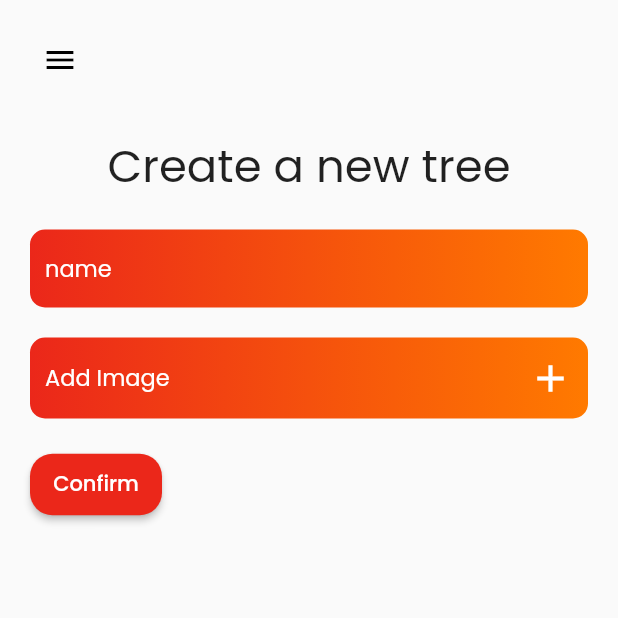
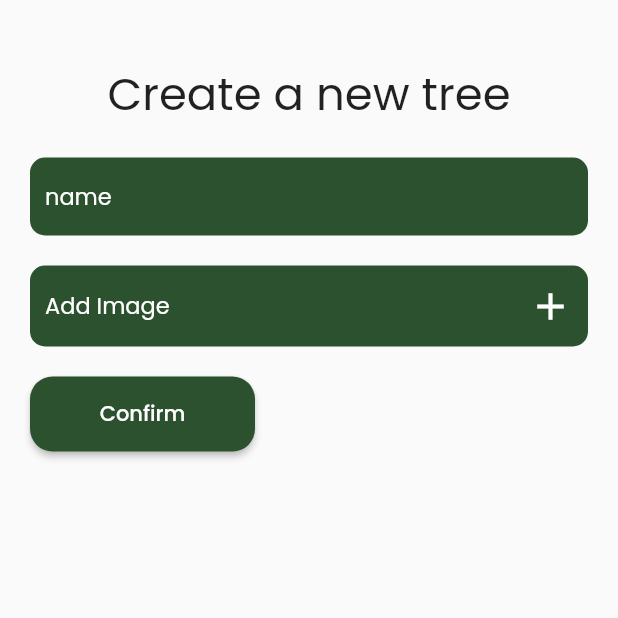
Before and after one commit to shrutigupta5555/treebee, a Flutter app: the NewTree screen opened directly, on a phone screen of 412 x 824 dp, the top half of it. Run offline on Flutter 3.47's test engine with Material 2 defaults, Android fonts, the phone set to English and light mode, and no system bars; our stand-ins replace cloud_firestore, firebase_auth, firebase_core, geolocator, google_fonts, google_maps_flutter and 1 more; missing offline and left inert: image_picker_platform_interface; accounts and stored records are empty; generated files the repository leaves out were written again; network calls fail.

Commit message:
complete app

```diff
--- a/lib/screens/check_map.dart
+++ b/lib/screens/check_map.dart
@@ -35,7 +35,7 @@ class MapSampleState extends State<MapSample> {
       // body: GoogleMap(
       //   mapType: MapType.hybrid,
       //   initialCameraPosition: _kGooglePlex,
-      //   onMapCreated: (GoogleMapController controller) {
+      //   onMapCreated: (GoogleMapController controller)
       //     _controller.complete(controller);
       //   },
       // ),
--- a/lib/screens/new_tree.dart
+++ b/lib/screens/new_tree.dart
@@ -1,3 +1,5 @@
+import 'dart:math';
+
 import 'package:flutter/material.dart';
 import 'package:geolocator/geolocator.dart';
 import 'package:google_fonts/google_fonts.dart';
@@ -86,6 +88,8 @@ class _NewTreeState extends State<NewTree> {
   }
 
   void addTree() {
+    var x = String.fromCharCodes(
+        List.generate(8, (index) => Random().nextInt(33) + 89));
     // Call the user's CollectionReference to add a new user
     _getCurrentPosition().then((value) {
       final data = {
@@ -93,9 +97,11 @@ class _NewTreeState extends State<NewTree> {
         "lat": _currentPosition?.latitude,
         "long": _currentPosition?.longitude,
         "created_by": FirebaseAuth.instance.currentUser?.email,
-        "status": 0
+        "status": 0,
+        "id": x,
       };
-      trees.add(data).then((value) {
+
+      trees.doc(x).set(data).then((value) {
         Navigator.push(
             context, MaterialPageRoute(builder: ((context) => Home())));
       }).catchError((error) => print("Failed to add user: $error"));
@@ -142,16 +148,7 @@ class _NewTreeState extends State<NewTree> {
               padding: EdgeInsets.symmetric(vertical: 20, horizontal: 20),
               child: Row(
                 mainAxisAlignment: MainAxisAlignment.spaceBetween,
-                children: <Widget>[
-                  IconButton(
-                    icon: Icon(Icons.menu_outlined),
-                    alignment: Alignment.topLeft,
-                    color: Colors.black,
-                    onPressed: () {
-                      drawer();
-                    },
-                  ),
-                ],
+                children: <Widget>[],
               ),
             ),
             Column(
@@ -170,14 +167,7 @@ class _NewTreeState extends State<NewTree> {
                           margin: EdgeInsets.only(bottom: 20),
                           decoration: BoxDecoration(
                             borderRadius: BorderRadius.circular(10),
-                            color: Color.fromRGBO(25, 29, 49, 1),
-                            gradient: LinearGradient(
-                              begin: Alignment.centerLeft,
-                              colors: <Color>[
-                                Color(0xffEB271A),
-                                Color(0xffFF7A00),
-                              ],
-                            ),
+                            color: Color.fromARGB(255, 44, 81, 46),
                           ),
                           child: Padding(
                             padding: EdgeInsets.fromLTRB(10, 2, 10, 2),
@@ -202,13 +192,7 @@ class _NewTreeState extends State<NewTree> {
                           margin: EdgeInsets.only(bottom: 20),
                           decoration: BoxDecoration(
                             borderRadius: BorderRadius.circular(10),
-                            gradient: LinearGradient(
-                              begin: Alignment.centerLeft,
-                              colors: <Color>[
-                                Color(0xffEB271A),
-                                Color(0xffFF7A00),
-                              ],
-                            ),
+                            color: Color.fromARGB(255, 44, 81, 46),
                           ),
                           child: Padding(
                             padding: EdgeInsets.fromLTRB(10, 2, 10, 2),
@@ -241,7 +225,9 @@ class _NewTreeState extends State<NewTree> {
                       Align(
                         alignment: Alignment.bottomLeft,
                         child: MaterialButton(
-                          color: Color(0xffEB271A),
+                          minWidth: 150,
+                          height: 50,
+                          color: Color.fromARGB(255, 44, 81, 46),
                           padding: EdgeInsets.all(10),
                           shape: RoundedRectangleBorder(
                             borderRadius: BorderRadius.circular(15),
--- a/pubspec.yaml
+++ b/pubspec.yaml
@@ -66,8 +66,8 @@ flutter:
   uses-material-design: true
 
   # To add assets to your application, add an assets section, like this:
-  # assets:
-  #   - images/a_dot_burr.jpeg
+  assets:
+    - assets/images/
   #   - images/a_dot_ham.jpeg
 
   # An image asset can refer to one or more resolution-specific "variants", see
```
Also changed, not shown: lib/screens/home.dart (+64 -34 lines), lib/screens/tree_profile.dart (+58 -8 lines), assets/images/autumn.png (added), assets/images/normal.png (added), pubspec.lock, 1 other file.
